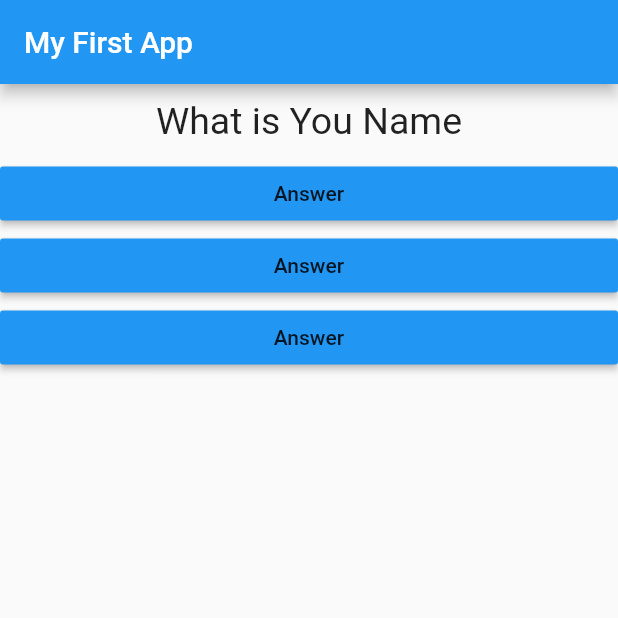
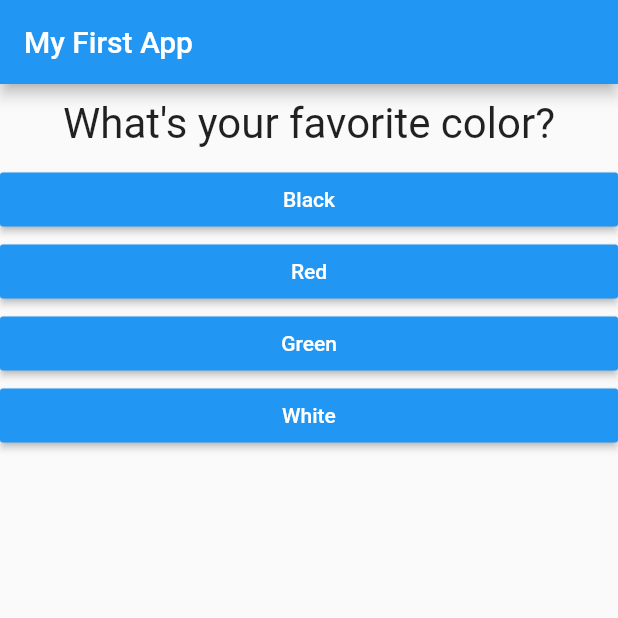
Before and after one commit to Kh-Rakib/Flutter-Dart, a Flutter app: the screen it shows after launch, on a phone screen of 412 x 824 dp, the top half of it. Run offline on Flutter 3.47's test engine with Material 2 defaults, Android fonts, the phone set to English and light mode, and no system bars.

```diff
--- a/flutter_complete_guide/lib/answer.dart
+++ b/flutter_complete_guide/lib/answer.dart
@@ -2,17 +2,20 @@ import 'package:flutter/material.dart';
 
 class Answer extends StatelessWidget {
   final Function selectHandler;
+  final String answerText;
 
-  Answer(this.selectHandler);
+  Answer(this.selectHandler, this.answerText);
+
   @override
   Widget build(BuildContext context) {
     return Container(
       width: double.infinity,
       child: RaisedButton(
         color: Colors.blue,
-        child: Text('Answer'),
-        onPressed: selectHandler,),
-
+        textColor: Colors.white,
+        child: Text(answerText),
+        onPressed: selectHandler,
+      ),
     );
   }
 }
--- a/flutter_complete_guide/lib/main.dart
+++ b/flutter_complete_guide/lib/main.dart
@@ -1,53 +1,65 @@
-import 'Package:flutter/material.dart';
-import 'package:flutter_complete_guide/answer.dart';
-import 'package:flutter_complete_guide/question.dart';
-//we are importing built in package from flutter
-//material.dart is a package of built in theme/buttons
+import 'package:flutter/material.dart';
 
-void main() {
-  //main is a special kind of function when the app starts it first execute main function
-  runApp(MyApp());
-  //runApp is function which provided by material.dart
-}
+import './question.dart';
+import './answer.dart';
+
+// void main() {
+//   runApp(MyApp());
+// }
+
+void main() => runApp(MyApp());
 
 class MyApp extends StatefulWidget {
   @override
   State<StatefulWidget> createState() {
     // TODO: implement createState
-    return MyAppState();
+    return _MyAppState();
   }
 }
 
-class MyAppState extends State<MyApp> {
+class _MyAppState extends State<MyApp> {
   var _questionIndex = 0;
 
-  void _amswerQuestion() {
+  void _answerQuestion() {
     setState(() {
       _questionIndex = _questionIndex + 1;
     });
-
     print(_questionIndex);
   }
 
   @override
-  //We make a class MyApp which inherit another class which is provided by material.dart
   Widget build(BuildContext context) {
-    //build is a method here with type:Widget and context is a argument ,This argument will call by flutter
-    var question = ['What is You Name', 'What is youor favourirte color?'];
+    var questions = [
+      {
+        'questionText': 'What\'s your favorite color?',
+        'answers': ['Black', 'Red', 'Green', 'White'],
+      },
+      {
+        'questionText': 'What\'s your favorite animal?',
+        'answers': ['Rabbit', 'Snake', 'Elephant', 'Lion'],
+      },
+      {
+        'questionText': 'Who\'s your favorite instructor?',
+        'answers': ['Max', 'Max', 'Max', 'Max'],
+      },
+    ];
     return MaterialApp(
       home: Scaffold(
-        appBar: AppBar(title: Text('My First App')),
+        appBar: AppBar(
+          title: Text('My First App'),
+        ),
         body: Column(
-          children: <Widget>[
-            Question(question[_questionIndex]),
-            Answer(_amswerQuestion),
-            Answer(_amswerQuestion),
-            Answer(_amswerQuestion),
+          children: [
+            Question(
+              questions[_questionIndex]['questionText'],
+            ),
+            ...(questions[_questionIndex]['answers'] as List<String>)
+                .map((answer) {
+              return Answer(_answerQuestion, answer);
+            }).toList()
           ],
         ),
       ),
     );
-    //buuild method should return something
-    //MaterialApp is a class which takes a named argument
   }
 }
--- a/flutter_complete_guide/lib/question.dart
+++ b/flutter_complete_guide/lib/question.dart
@@ -7,12 +7,14 @@ class Question extends StatelessWidget {
 
   @override
   Widget build(BuildContext context) {
-
     return Container(
       width: double.infinity,
       margin: EdgeInsets.all(10),
-      child:Text(questionText, style: TextStyle(fontSize: 25),
-    textAlign: TextAlign.center,
-    ),);
+      child: Text(
+        questionText,
+        style: TextStyle(fontSize: 28),
+        textAlign: TextAlign.center,
+      ),
+    );
   }
 }
--- a/flutter_complete_guide/pubspec.yaml
+++ b/flutter_complete_guide/pubspec.yaml
@@ -14,7 +14,7 @@ description: A new Flutter project.
 version: 1.0.0+1
 
 environment:
-  sdk: ">=2.1.0 <3.0.0"
+  sdk: ">=2.6.0 <3.0.0"
 
 dependencies:
   flutter:
```
